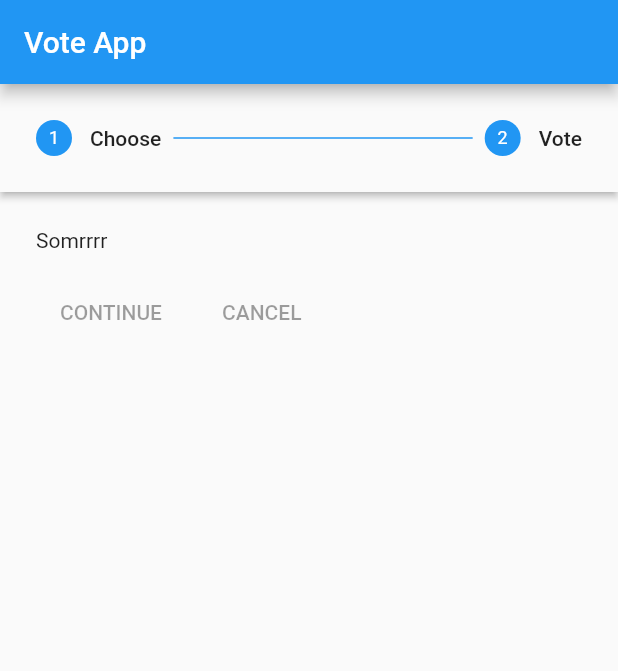
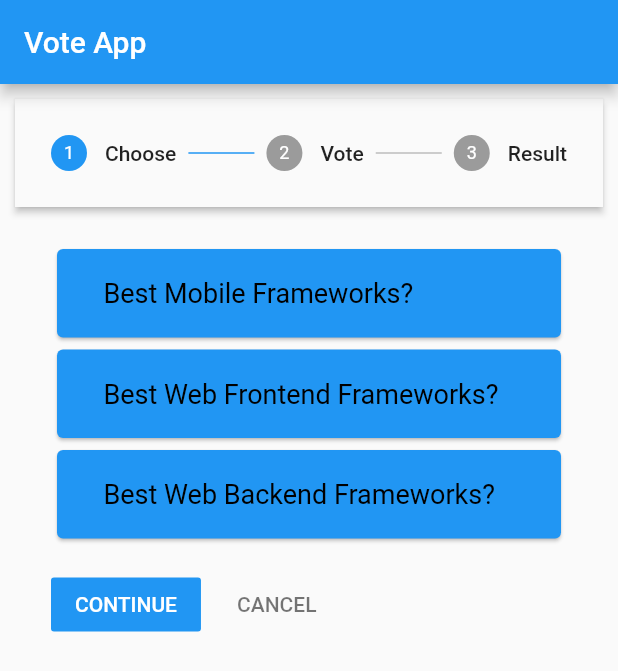
Before and after one commit to sandaruwan98/Voting_App, a Flutter app: the screen it shows after launch, after a tap on "Google Sign In", on a phone screen of 412 x 824 dp. Shown: the top 671 px of the screen. Run offline on Flutter 3.47's test engine with Material 2 defaults, Android fonts, the phone set to English and light mode, and no system bars; missing offline and left inert: dart:js.

```diff
--- a/lib/constants.dart
+++ b/lib/constants.dart
@@ -1 +1,6 @@
-const appName = 'Vote App';
+/**
+ * Created by Mahmud Ahsan
+ * https://github.com/mahmudahsan
+ */
+
+const kAppName = 'Vote App';
--- a/lib/main.dart
+++ b/lib/main.dart
@@ -1,38 +1,35 @@
 import 'package:flutter/material.dart';
+import 'package:provider/provider.dart';
+import 'screens/launch_screen.dart';
+import 'screens/home_screen.dart';
 import 'constants.dart';
-import 'package:voting_app/screens/home_screen.dart';
-import 'package:voting_app/screens/launch_screen.dart';
-import 'package:voting_app/screens/result_screen.dart';
+import 'package:flutter_firebase_vote/state/vote.dart';
 
 void main() => runApp(VoteApp());
 
 class VoteApp extends StatelessWidget {
   @override
   Widget build(BuildContext context) {
-    return MaterialApp(
-      initialRoute: "/",
-      routes: {
-        "/": (context) => Scaffold(
-              body: LaunchScreen(),
-            ),
-        "/home": (context) => Scaffold(
-              appBar: AppBar(
-                title: Text(appName),
+    return MultiProvider(
+      providers: [
+        ChangeNotifierProvider(
+          builder: (_) => VoteState(),
+        ),
+      ],
+      child: MaterialApp(
+        initialRoute: '/',
+        routes: {
+          '/': (context) => Scaffold(
+                body: LaunchScreen(),
               ),
-              body: HomeScreen(),
-            ),
-        "/result": (context) => Scaffold(
-              appBar: AppBar(
-                title: Text("Result"),
-                leading: IconButton(
-                  icon: Icon(Icons.home),
-                  color: Colors.white,
-                  onPressed: () {},
+          '/home': (context) => Scaffold(
+                appBar: AppBar(
+                  title: Text(kAppName),
                 ),
+                body: HomeScreeen(),
               ),
-              body: ResultScreen(),
-            ),
-      },
+        },
+      ),
     );
   }
 }
--- a/lib/models/vote.dart
+++ b/lib/models/vote.dart
@@ -1,8 +1,3 @@
-/**
- * Created by Mahmud Ahsan
- * https://github.com/mahmudahsan
- */
-
 class Vote {
   String voteId;
   String voteTitle;
--- a/lib/screens/home_screen.dart
+++ b/lib/screens/home_screen.dart
@@ -1,36 +1,105 @@
-import 'package:flutter/material.dart';
+import "package:flutter/material.dart";
+import 'package:flutter_firebase_vote/state/vote.dart';
+import "package:provider/provider.dart";
+import "../widgets/vote_list.dart";
+import "../widgets/vote.dart" as VoteWidget;
+import "../models/vote.dart";
+import "../state/vote.dart";
 
-class HomeScreen extends StatefulWidget {
+class HomeScreeen extends StatefulWidget {
   @override
-  _HomeScreenState createState() => _HomeScreenState();
+  _HomeScreeenState createState() => _HomeScreeenState();
 }
 
-class _HomeScreenState extends State<HomeScreen> {
+class _HomeScreeenState extends State<HomeScreeen> {
+  int _currentStep = 0;
+
   @override
   Widget build(BuildContext context) {
     return Container(
+      margin: EdgeInsets.all(10),
       child: Column(
         children: <Widget>[
           Expanded(
-            child: Stepper(type: StepperType.horizontal, steps: [
-              getStep(
-                title: "Choose",
-                child: Text('Somrrrr'),
-                isActive: true,
-              ),
-              getStep(
-                title: "Vote",
-                child: Text('Somrgffrrr'),
-                isActive: true,
-              ),
-            ]),
+            child: Stepper(
+              type: StepperType.horizontal,
+              currentStep: _currentStep,
+              steps: [
+                getStep(
+                  title: 'Choose',
+                  child: VoteList(),
+                  isActive: true,
+                ),
+                getStep(
+                  title: 'Vote',
+                  child: VoteWidget.Vote(),
+                  isActive: _currentStep >= 1 ? true : false,
+                ),
+                getStep(
+                  title: 'Result',
+                  child: Text('hi'),
+                  isActive: _currentStep >= 2 ? true : false,
+                ),
+              ],
+              onStepCancel: () {
+                setState(() {
+                  _currentStep = (_currentStep - 1) < 0 ? 0 : _currentStep - 1;
+                });
+              },
+              onStepContinue: () {
+                if (_currentStep >= 0 && step2Required()) {
+                  setState(() {
+                    _currentStep =
+                        (_currentStep + 1) > 2 ? 2 : _currentStep + 1;
+                  });
+                }
+              },
+              onStepTapped: (int value) {
+                if (step2Required()) {
+                  setState(() {
+                    _currentStep = value;
+                  });
+                }
+              },
+            ),
           ),
         ],
       ),
     );
   }
 
-  Step getStep({String title, Widget child, bool isActive = false}) {
-    return Step(title: Text(title), content: child, isActive: isActive);
+  bool step2Required() {
+    if (Provider.of<VoteState>(context).activeVote == null) {
+      return false;
+    }
+
+    return true;
+  }
+
+  Step getStep({
+    String title,
+    Widget child,
+    bool isActive = false,
+  }) {
+    return Step(
+      title: Text(title),
+      content: child,
+      isActive: isActive,
+    );
+  }
+
+  Column getOptions({Vote vote}) {
+    return Column(
+      children: <Widget>[
+        for (var option in vote.options)
+          ListTile(
+            title: Text(option.keys.first),
+            leading: Radio(
+              value: option.values.first,
+              groupValue: vote.voteId,
+            ),
+          ),
+      ],
+    );
   }
 }
--- a/lib/screens/launch_screen.dart
+++ b/lib/screens/launch_screen.dart
@@ -1,6 +1,6 @@
 import 'package:flutter/material.dart';
-import 'package:voting_app/constants.dart';
-import 'package:voting_app/widgets/shared_widgets.dart';
+import 'package:flutter_firebase_vote/widgets/shared_widgets.dart';
+import 'package:flutter_firebase_vote/constants.dart';
 
 class LaunchScreen extends StatelessWidget {
   @override
@@ -14,7 +14,7 @@ class LaunchScreen extends StatelessWidget {
           Container(
             margin: EdgeInsets.only(top: 100),
             child: Text(
-              appName,
+              kAppName,
               style: TextStyle(
                 fontSize: 40.0,
                 fontWeight: FontWeight.bold,
@@ -25,16 +25,6 @@ class LaunchScreen extends StatelessWidget {
           SizedBox(
             height: 200.0,
           ),
-          // if (authState.authStatus == kAuthLoading)
-          //   Text(
-          //     'loading...',
-          //     style: TextStyle(fontSize: 12.0),
-          //   ),
-          // if (authState.authStatus == null ||
-          //     authState.authStatus == kAuthError)
-          Container(
-            child: Column(
-              children: <Widget>[
           LoginButton(
             label: 'Google Sign In',
             onPressed: () => signIn(context),
@@ -48,18 +38,10 @@ class LaunchScreen extends StatelessWidget {
           ),
         ],
       ),
-          ),
-          // if (authState.authStatus == kAuthError)
-          //   Text(
-          //     'Error...',
-          //     style: TextStyle(fontSize: 12.0, color: Colors.redAccent),
-          //   ),
-        ],
-      ),
     );
   }
 
-  void signIn(BuildContext context) {
+  void signIn(context) {
     Navigator.pushReplacementNamed(context, '/home');
   }
 }
--- a/lib/services.dart
+++ b/lib/services.dart
@@ -3,7 +3,7 @@
  * https://github.com/mahmudahsan
  */
 import "package:flutter/material.dart";
-import "package:voting_app/models/vote.dart";
+import "package:flutter_firebase_vote/models/vote.dart";
 import 'package:uuid/uuid.dart';
 
 Vote createMockVote() {
--- a/lib/state/vote.dart
+++ b/lib/state/vote.dart
@@ -4,8 +4,8 @@
  */
 
 import "package:flutter/material.dart";
-import "package:voting_app/models/vote.dart";
-import "package:voting_app/services.dart";
+import "package:flutter_firebase_vote/models/vote.dart";
+import "package:flutter_firebase_vote/services.dart";
 
 class VoteState with ChangeNotifier {
   List<Vote> _voteList;
--- a/lib/widgets/vote.dart
+++ b/lib/widgets/vote.dart
@@ -4,7 +4,7 @@
  */
 
 import "package:flutter/material.dart";
-import "package:voting_app/models/vote.dart";
+import "package:flutter_firebase_vote/models/vote.dart";
 
 class Vote extends StatelessWidget {
   List<Vote> voteList;
--- a/lib/widgets/vote_list.dart
+++ b/lib/widgets/vote_list.dart
@@ -1,18 +1,24 @@
+import 'dart:js';
+
 /**
  * Created by Mahmud Ahsan
  * https://github.com/mahmudahsan
  */
 import "package:flutter/material.dart";
 import 'package:provider/provider.dart';
-import 'package:voting_app/state/vote.dart';
-import "package:voting_app/models/vote.dart";
+import 'package:flutter_firebase_vote/state/vote.dart';
+import "package:flutter_firebase_vote/models/vote.dart";
+
+import '../state/vote.dart';
 
 class VoteList extends StatelessWidget {
-  String selectedVoteId;
+  // String selectedVoteId = Provider.of<VoteState>(context);
 
   @override
   Widget build(BuildContext context) {
     Function alternateColor = getAlternate(start: 0);
+    String selectedVoteId =
+        Provider.of<VoteState>(context).activeVote?.voteId ?? '';
 
     return Consumer<VoteState>(
       builder: (context, voteState, child) {
@@ -42,7 +48,8 @@ class VoteList extends StatelessWidget {
                     Provider.of<VoteState>(context).activeVote = vote;
                   },
                 ),
-                color: alternateColor(),
+                color:
+                    selectedVoteId == vote.voteId ? Colors.white : Colors.blue,
               ),
           ],
         );
--- a/pubspec.yaml
+++ b/pubspec.yaml
@@ -1,5 +1,5 @@
-name: voting_app
-description: A new Flutter project.
+name: flutter_firebase_vote
+description: A new Flutter application.
 
 # The following defines the version and build number for your application.
 # A version number is three numbers separated by dots, like 1.2.43
@@ -14,7 +14,7 @@ description: A new Flutter project.
 version: 1.0.0+1
 
 environment:
-  sdk: ">=2.1.0 <3.0.0"
+  sdk: ">=2.2.2 <3.0.0"
 
 dependencies:
   flutter:
```
Also changed, not shown: lib/widgets/shared_widgets.dart (+6 -1 lines), pubspec.lock, 25 other files. Lines whose indentation alone changed are shown as unchanged.
